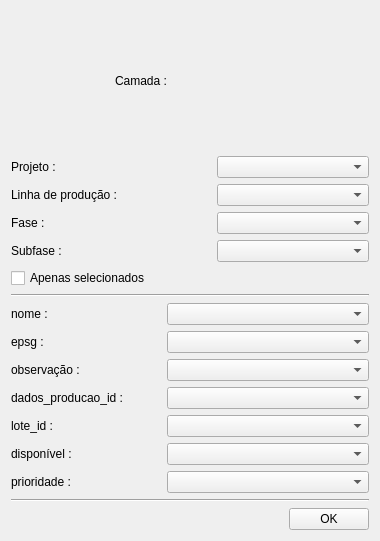
dsgoficial/SAP_Gerente, file sap/uis/loadWorkUnit.ui: the form before one commit.
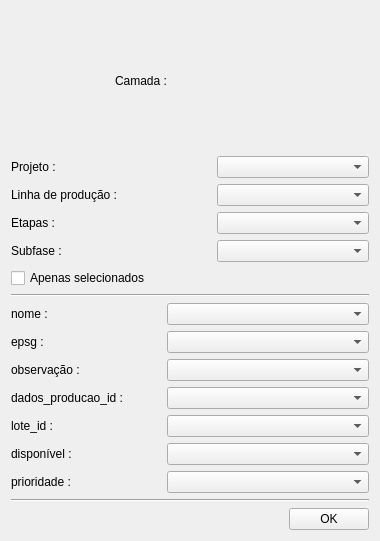
The form after the commit.

The edit to the form file:
```diff
--- a/sap/uis/loadWorkUnit.ui
+++ b/sap/uis/loadWorkUnit.ui
@@ -130,7 +130,7 @@
         </size>
        </property>
        <property name="text">
-        <string>Fase :</string>
+        <string>Etapas :</string>
        </property>
       </widget>
      </item>
```
